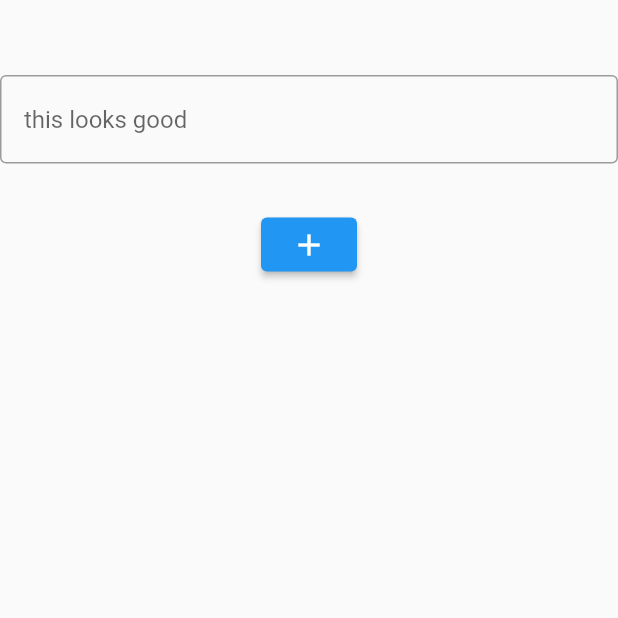
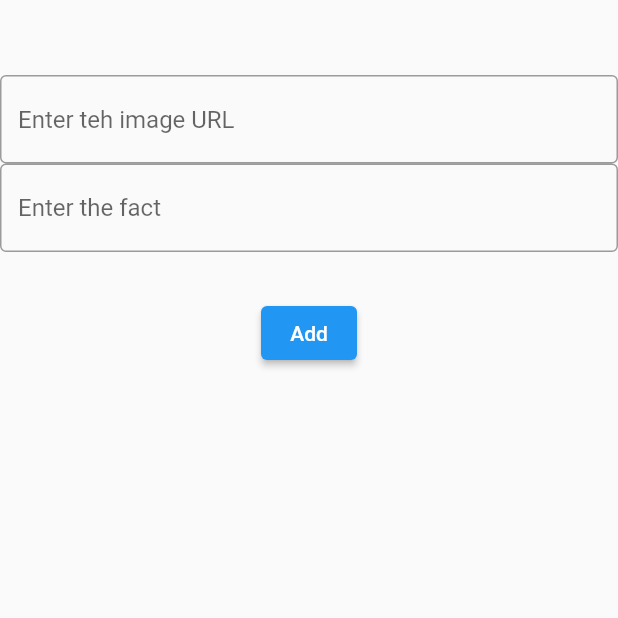
Before and after one commit to Manohar71/aquaup, a Flutter app: the insert screen opened directly, on a phone screen of 412 x 824 dp, the top half of it. Run offline on Flutter 3.47's test engine with Material 2 defaults, Android fonts, the phone set to English and light mode, and no system bars; our stand-ins replace action_slider, animated_splash_screen, appinio_swiper, firebase_core, firebase_database, get and 3 more; missing offline and left inert: circular_usage_indicator; accounts and stored records are empty.

Commit message:
adding data to firebase from insert screen

```diff
--- a/lib/backend/insert.dart
+++ b/lib/backend/insert.dart
@@ -10,6 +10,7 @@ class insert extends StatefulWidget {
 
 class _insertState extends State<insert> {
   final controller = TextEditingController();
+  final controller1 = TextEditingController();
   bool loading = false;
   final dbref = FirebaseDatabase.instance.ref('facts');
   @override
@@ -17,23 +18,28 @@ class _insertState extends State<insert> {
     return Scaffold(
       body: Column(
         children: [
-          SizedBox(height: 50),
+          const SizedBox(height: 50),
           TextFormField(
             controller: controller,
-            decoration: InputDecoration(
-                hintText: ' this looks good', border: OutlineInputBorder()),
+            decoration: const InputDecoration(
+                hintText: 'Enter teh image URL', border: OutlineInputBorder()),
           ),
-          SizedBox(
+          TextFormField(
+            controller: controller1,
+            decoration: const InputDecoration(
+                hintText: 'Enter the fact', border: OutlineInputBorder()),
+          ),
+          const SizedBox(
             height: 30,
           ),
           ElevatedButton(
               onPressed: () async {
-                await dbref.update({
-                  'image': '',
-                  'text':""
-                  });
+                await dbref.child(DateTime.now().millisecond.toString()).update({
+                  'image': controller.text.toString(),
+                  'text': controller1.text.toString(),
+                });
               },
-              child: Icon(Icons.add))
+              child: const Text("Add"))
         ],
       ),
     );
--- a/lib/mainscreen/facts.dart
+++ b/lib/mainscreen/facts.dart
@@ -1,4 +1,7 @@
 import 'package:appinio_swiper/appinio_swiper.dart';
+import 'package:firebase_core/firebase_core.dart';
+import 'package:firebase_database/firebase_database.dart';
+import 'package:firebase_database/ui/firebase_animated_list.dart';
 import 'package:flutter/cupertino.dart';
 import 'package:flutter/material.dart';
 
@@ -10,6 +13,9 @@ class facts extends StatefulWidget {
 }
 
 class _factsState extends State<facts> {
+  // List<ListTile> cards =[
+  //   FirebaseAnimatedList(query: query, itemBuilder: itemBuilder)
+  // ]
    List<Container> cards = [
     Container(
       decoration: BoxDecoration(
@@ -37,6 +43,7 @@ class _factsState extends State<facts> {
       child: const Text('1'),
     )
   ];
+  final ref = FirebaseDatabase.instance.ref('facts');
   @override
   Widget build(BuildContext context) {
     return CupertinoPageScaffold(
@@ -44,10 +51,10 @@ class _factsState extends State<facts> {
         child: SizedBox(
           height: MediaQuery.of(context).size.height * 0.75,
           child: AppinioSwiper(
-            cards: cards,
+            cards: cards
+            ),
           ),
         ),
-      ),
-    );
+      );
   }
 }
```
